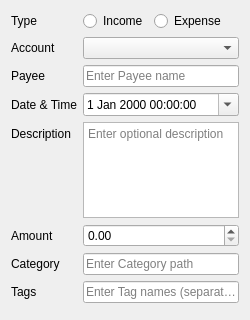
First picture: the form in src/views/ui_files/dialogs/cash_transaction_dialog.ui, repository JakubFranek/Kapytal, before the edit.
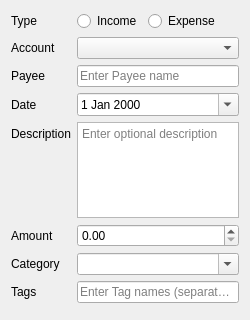
Second picture: the form after the edit.

Commit message:
Remove time from transaction table and dialog
Fix bug: showing Categories of wrong type for given transaction type in
CashTransactionDialog.
Change Category line edit for editable combo box.
Add Resize Columns to Fit and Reset Columns actions to transaction table
header context menu.

What changed in the file:
```diff
--- a/src/views/ui_files/dialogs/cash_transaction_dialog.ui
+++ b/src/views/ui_files/dialogs/cash_transaction_dialog.ui
@@ -127,13 +127,6 @@
        </property>
       </widget>
      </item>
-     <item row="6" column="1">
-      <widget class="QLineEdit" name="categoryLineEdit">
-       <property name="placeholderText">
-        <string>Enter Category path</string>
-       </property>
-      </widget>
-     </item>
      <item row="7" column="0">
       <widget class="QLabel" name="tagsLabel">
        <property name="text">
@@ -144,29 +137,7 @@
      <item row="3" column="0">
       <widget class="QLabel" name="dateTimeLabel">
        <property name="text">
-        <string>Date &amp; Time</string>
-       </property>
-      </widget>
-     </item>
-     <item row="3" column="1">
-      <widget class="QDateTimeEdit" name="dateTimeEdit">
-       <property name="wrapping">
-        <bool>false</bool>
-       </property>
-       <property name="readOnly">
-        <bool>false</bool>
-       </property>
-       <property name="buttonSymbols">
-        <enum>QAbstractSpinBox::UpDownArrows</enum>
-       </property>
-       <property name="showGroupSeparator" stdset="0">
-        <bool>false</bool>
-       </property>
-       <property name="calendarPopup">
-        <bool>true</bool>
-       </property>
-       <property name="timeSpec">
-        <enum>Qt::LocalTime</enum>
+        <string>Date</string>
        </property>
       </widget>
      </item>
@@ -194,6 +165,26 @@
        </property>
       </widget>
      </item>
+     <item row="6" column="1">
+      <widget class="QComboBox" name="categoryComboBox">
+       <property name="editable">
+        <bool>true</bool>
+       </property>
+       <property name="placeholderText">
+        <string>Enter Category path</string>
+       </property>
+      </widget>
+     </item>
+     <item row="3" column="1">
+      <widget class="QDateEdit" name="dateEdit">
+       <property name="calendarPopup">
+        <bool>true</bool>
+       </property>
+       <property name="timeSpec">
+        <enum>Qt::LocalTime</enum>
+       </property>
+      </widget>
+     </item>
     </layout>
    </item>
    <item>
```
Left out of the diff: 4 changed lines with no effect on the pictures. The commit also changes 8 other files.
